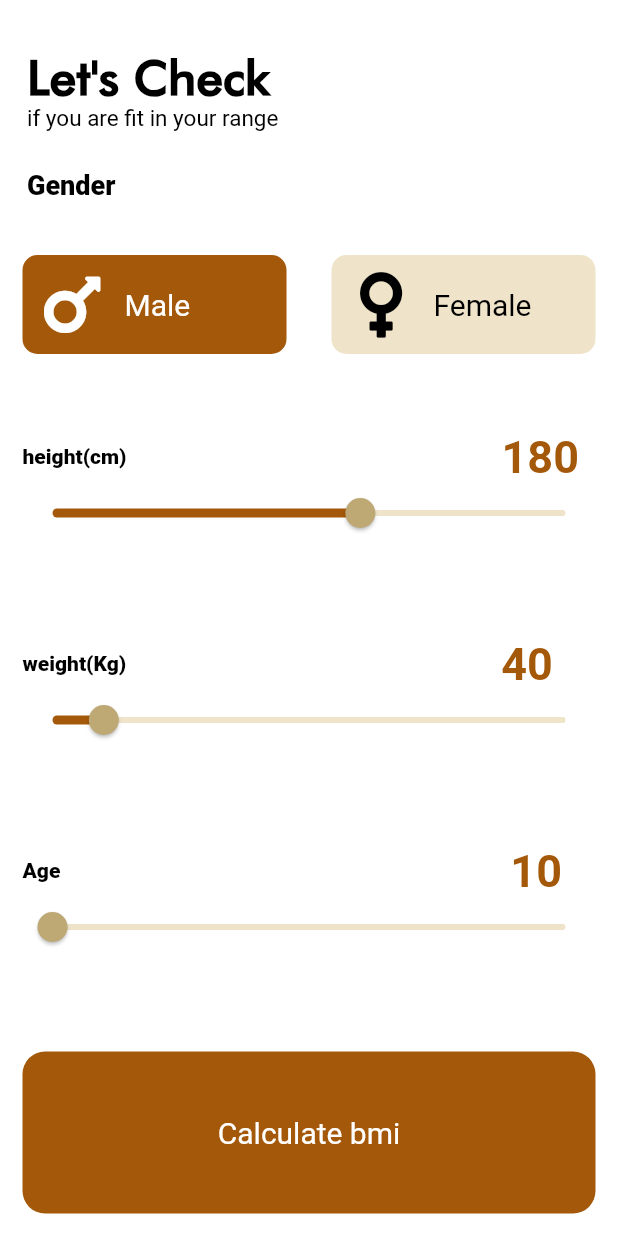
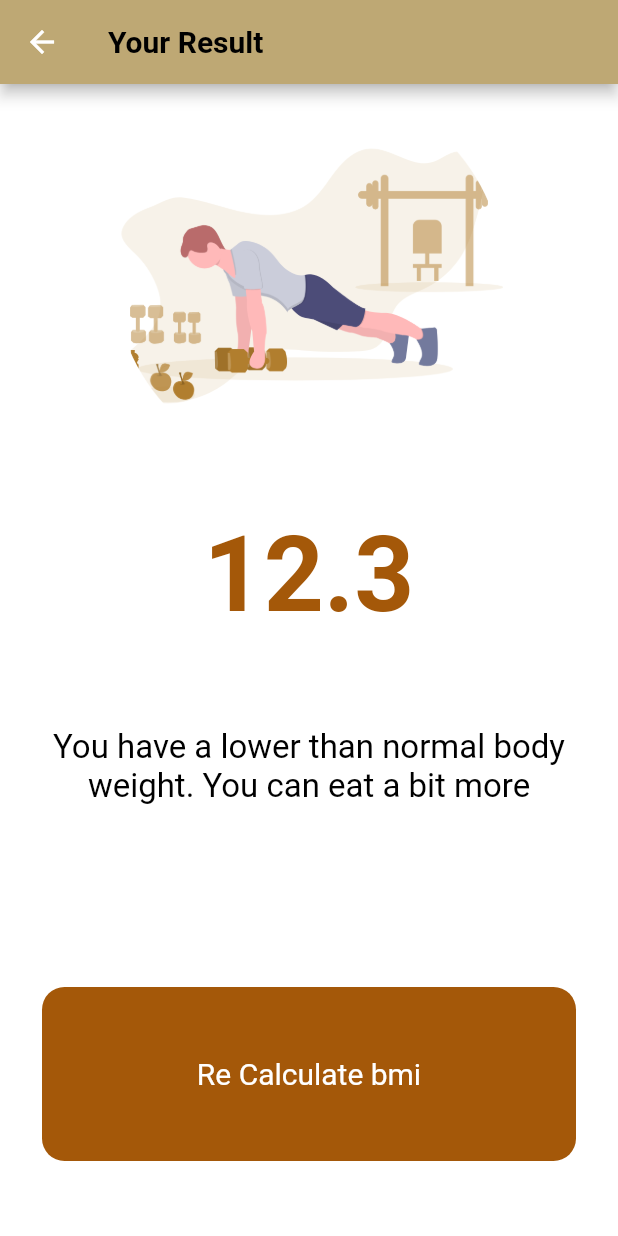
Before and after one commit to wasthTheekshana/Flutter-BMI-Calculator, a Flutter app: the screen it shows after launch, after a tap on "Calculate bmi", on a phone screen of 412 x 824 dp. Run offline on Flutter 3.47's test engine with Material 2 defaults, Android fonts, the phone set to English and light mode, and no system bars; our stand-ins replace font_awesome_flutter.

Commit message:
finish app

```diff
--- a/lib/screen/input_page.dart
+++ b/lib/screen/input_page.dart
@@ -1,10 +1,13 @@
 import 'package:bmi_calculator/components/icon_content.dart';
 import 'package:bmi_calculator/components/slider_card.dart';
+import 'package:bmi_calculator/screen/result_page.dart';
 import 'package:flutter/cupertino.dart';
 import 'package:flutter/material.dart';
 import 'package:flutter/painting.dart';
 import 'package:flutter/widgets.dart';
 import 'package:font_awesome_flutter/font_awesome_flutter.dart';
+
+import '../calculator_bmi.dart';
 
 enum Gender {
   male,
@@ -294,9 +297,17 @@ class _InputPageState extends State<InputPage> {
           Expanded(
             child: GestureDetector(
               onTap: () {
-                setState(() {
-                  print(height);
-                });
+                CalculatorBrain calc =
+                    CalculatorBrain(height: height, weight: weight);
+                Navigator.push(
+                  context,
+                  MaterialPageRoute(
+                    builder: (context) => ResultPage(
+                      bmiResult: calc.calculatteBMI(),
+                      insprition: calc.getInterpretation(),
+                    ),
+                  ),
+                );
               },
               child: Container(
                 child: Center(
--- /dev/null
+++ b/lib/screen/result_page.dart
@@ -0,0 +1,90 @@
+import 'package:bmi_calculator/components/reuseable_card.dart';
+import 'package:flutter/material.dart';
+
+class ResultPage extends StatelessWidget {
+  ResultPage({required this.bmiResult, required this.insprition});
+
+  final String bmiResult;
+  final String insprition;
+
+  @override
+  Widget build(BuildContext context) {
+    return Scaffold(
+      appBar: AppBar(
+        backgroundColor: Color(0xFFBEA874),
+        title: Text(
+          'Your Result',
+          textAlign: TextAlign.center,
+          style: TextStyle(
+            color: Colors.black,
+            fontWeight: FontWeight.bold,
+          ),
+        ),
+      ),
+      body: Column(
+        mainAxisAlignment: MainAxisAlignment.spaceEvenly,
+        crossAxisAlignment: CrossAxisAlignment.stretch,
+        children: [
+          Expanded(
+            child: Center(
+              child: Image.asset(
+                'images/ic.png',
+                width: 300,
+                height: 300,
+                fit: BoxFit.contain,
+              ),
+            ),
+          ),
+          Expanded(
+            child: ReuseableCard(
+              colour: Colors.white,
+              cardChild: Column(
+                mainAxisAlignment: MainAxisAlignment.spaceEvenly,
+                crossAxisAlignment: CrossAxisAlignment.center,
+                children: [
+                  Text(
+                    bmiResult,
+                    style: TextStyle(
+                        color: Color(0xFFA45809),
+                        fontSize: 70.0,
+                        fontWeight: FontWeight.bold),
+                  ),
+                  SizedBox(
+                    height: 30.0,
+                  ),
+                  Text(
+                    insprition,
+                    textAlign: TextAlign.center,
+                    style: TextStyle(
+                      color: Colors.black,
+                      fontSize: 22.0,
+                    ),
+                  )
+                ],
+              ),
+            ),
+          ),
+          Expanded(
+            child: Container(
+              child: Center(
+                child: Text(
+                  'Re Calculate bmi',
+                  style: TextStyle(
+                    color: Colors.white,
+                    fontSize: 20.0,
+                  ),
+                ),
+              ),
+              margin: EdgeInsets.only(
+                  top: 90.0, bottom: 50.0, left: 28.0, right: 28.0),
+              decoration: BoxDecoration(
+                color: Color(0xFFA45809),
+                borderRadius: BorderRadius.circular(15.0),
+              ),
+            ),
+          ),
+        ],
+      ),
+    );
+  }
+}
--- a/pubspec.yaml
+++ b/pubspec.yaml
@@ -26,6 +26,8 @@ flutter:
 
 
   uses-material-design: true
+  assets:
+    - images/
 
   fonts:
     - family: futura medium bt
```
Also changed, not shown: images/ic.png (added), images/ic1.png (added).
